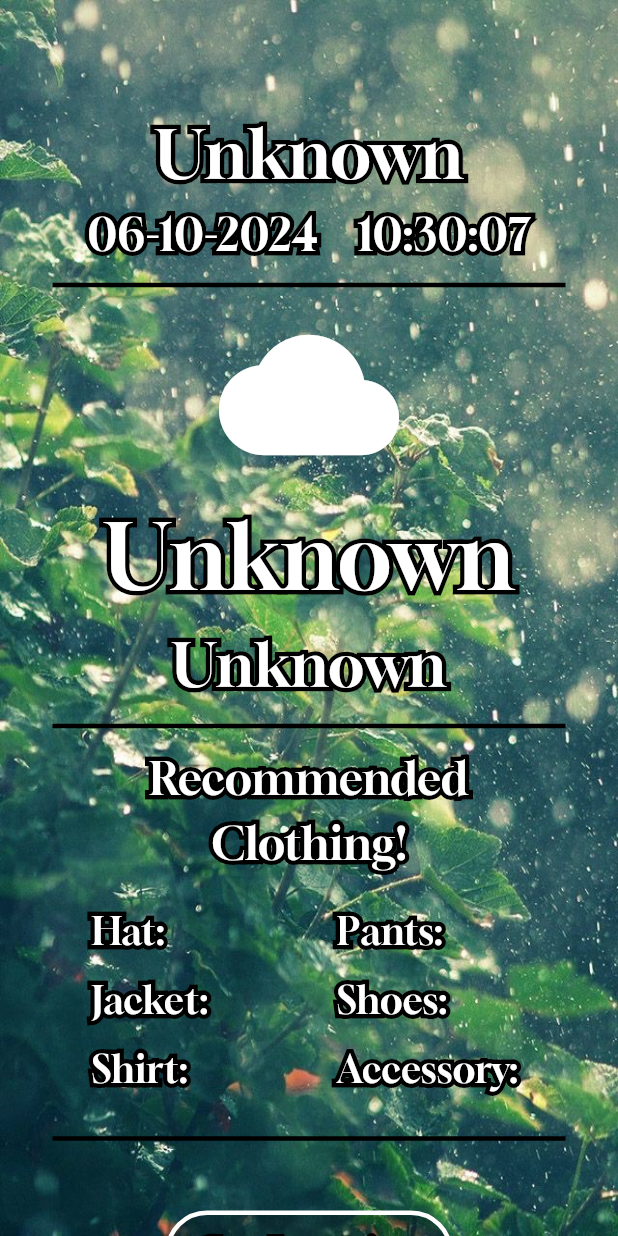
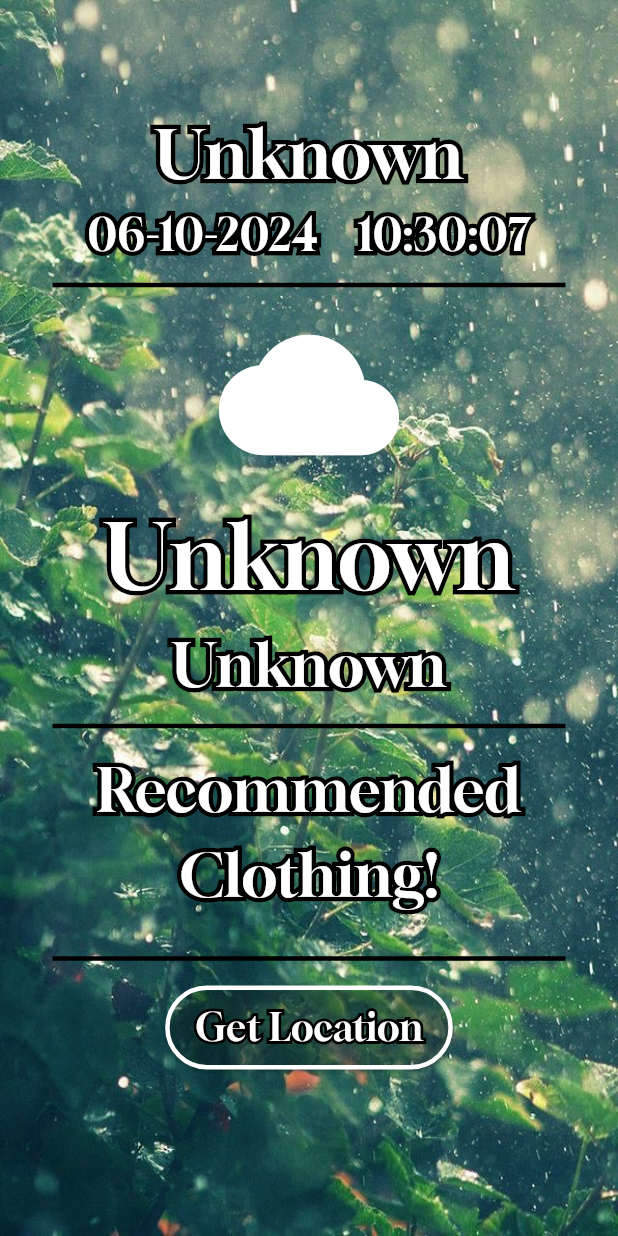
Before and after one commit to xp-squared/Weather-Wardrobe-App, a Flutter app: the screen it shows after launch, on a phone screen of 412 x 824 dp. Run offline on Flutter 3.47's test engine with Material 3 defaults, Android fonts, the phone set to English and light mode, and no system bars; our stand-ins replace geocoding, geolocator; missing offline and left inert: weatherapi.

Commit message:
Recommends clothing based on weather and temp as well I reworked some of the design and code so it will just display everything under recommended clothing instead of being a weirdly formatted list like "Hat: "

```diff
--- a/lib/main.dart
+++ b/lib/main.dart
@@ -58,12 +58,10 @@ positioning, and sizing widgets. These are widgets that can contain multiple chi
 ************************************************************************************************************
 Implementation Notes:
 
-- When different location time changes possibly?
+- When different location time changes based on their time zone.
 - Add error handling
 - Weather Icon changing on the weather
-- Clothing recommendations changing on weather
 - ADD CONSTRAINTS TO CURRENT LOCATION AS IT WILL GO OFF SCREEN FOR LONG LOCATIONS
-- Background changes based on time of day
 - Finish read me page on github
 
 *************************************************************************************************************
@@ -89,8 +87,53 @@ class _MyHomePageState extends State<MyHomePage> {
   String _currentCity = 'Unknown';
   String _currentWeather = 'Unknown';
   String _currentTemperature = 'Unknown';
-  String _bgImage = 'Unknown';
+  String _bgImage = 'Background3.png'; // always will be 3 if error occurs
   WeatherRequest wr = WeatherRequest('2b3bb4cc90be49ecaab174621243105');
+  List<String> _recommendedClothing = [];
+
+static final Map<String, Map<String, List<String>>> _clothingRecommendations = {
+    'Sunny': {
+      'freezing': ['Heavy coat', 'Warm pants', 'Boots'],
+      'chilly': ['Jacket', 'Long pants', 'Closed shoes'],
+      'cool': ['Light jacket', 'Jeans', 'Sneakers'],
+      'warm': ['T-shirt', 'Shorts', 'Sandals'],
+      'hot': ['Tank top', 'Shorts', 'Flip-flops'],
+    },
+    'Partly cloudy': {
+      'freezing': ['Heavy coat', 'Warm pants', 'Boots'],
+      'chilly': ['Jacket', 'Long pants', 'Closed shoes'],
+      'cool': ['Light jacket', 'Jeans', 'Sneakers'],
+      'warm': ['Short Sleeve T-shirt', 'Shorts', 'Sandals'],
+      'hot': ['Tank top', 'Shorts', 'Flip-flops'],
+    },
+    'Rain': {
+      'freezing': ['Raincoat', 'Waterproof pants', 'Boots'],
+      'chilly': ['Raincoat', 'Waterproof shoes', 'Umbrella'],
+      'cool': ['Light rain jacket', 'Waterproof shoes', 'Umbrella'],
+      'warm': ['Light rain jacket', 'Shorts', 'Waterproof sandals'],
+      'hot': ['Raincoat', 'Shorts', 'Waterproof sandals'],
+    },
+    // ADD MORE CONDITIONS THERE IS A LOT OF WEATHER
+  };
+
+  String _getTemperatureRange(String temp) {
+    double tempF = double.parse(temp.replaceAll('°', ''));
+    if (tempF < 32) {
+      return 'freezing';
+    }
+    else if (tempF < 50) {
+      return 'chilly';
+    }
+    else if (tempF < 65) {
+      return 'cool';
+    }
+    else if (tempF < 90) {
+      return 'warm';
+    }
+     else {
+      return 'hot';
+    }
+  }
 
 
  // extending stateless widget class in flutter
@@ -200,7 +243,7 @@ class _MyHomePageState extends State<MyHomePage> {
     else if (18 <= hour && hour < 21) {
       _bgImage = 'Background4.jpeg';
     }
-    else if (0 <= hour && hour < 24) {
+    else if (21 <= hour && hour < 24) {
       _bgImage = 'Background6.jpeg';
     }
 
@@ -411,7 +454,7 @@ class _MyHomePageState extends State<MyHomePage> {
                             'Recommended Clothing!',
                             style: TextStyle(
                             fontFamily: 'Gloock',
-                            fontSize: 30,
+                            fontSize: 40,
                             foreground: Paint()
                               ..style = PaintingStyle.stroke
                               ..strokeWidth = 6
@@ -426,7 +469,7 @@ class _MyHomePageState extends State<MyHomePage> {
                               'Recommended Clothing!',
                               style: TextStyle(
                               fontFamily: 'Gloock',
-                              fontSize: 30,
+                              fontSize: 40,
                               color: Colors.white,
                               ),
                             )
@@ -437,20 +480,21 @@ class _MyHomePageState extends State<MyHomePage> {
                     ),
                   ]
                 ),
-                SizedBox(height: 20),
+                SizedBox(height: 10),
                 Row(
                   mainAxisAlignment: MainAxisAlignment.center,
                   mainAxisSize: MainAxisSize.max,
                   crossAxisAlignment: CrossAxisAlignment.start,
                   children: <Widget> [
                     Column(
-                        crossAxisAlignment: CrossAxisAlignment.start,
+                        crossAxisAlignment: CrossAxisAlignment.center,
                         children: <Widget> [
+                        for (int i = 0; i < _recommendedClothing.length; i++) ...[
                           Stack(
                           children: <Widget> [
                             Text(
                             textAlign: TextAlign.left,
-                            'Hat: ',
+                            _recommendedClothing[i],
                             style: TextStyle(
                             fontFamily: 'Gloock',
                             fontSize: 25,
@@ -462,163 +506,31 @@ class _MyHomePageState extends State<MyHomePage> {
                             ),
                             Text(
                               textAlign: TextAlign.left,
-                              'Hat: ',
+                              _recommendedClothing[i],
                               style: TextStyle(
                               fontFamily: 'Gloock',
                               fontSize: 25,
                               color: Colors.white,
                               ),
                             ),
-                          ]
-                        ),
-                        SizedBox(height: 10),
-                        Stack(
-                          children: <Widget> [
-                            Text(
-                            textAlign: TextAlign.left,
-                            'Jacket: ',
-                            style: TextStyle(
-                            fontFamily: 'Gloock',
-                            fontSize: 25,
-                            foreground: Paint()
-                              ..style = PaintingStyle.stroke
-                              ..strokeWidth = 6
-                              ..color = Colors.black,
-                              )
-                            ),
-                            Text(
-                              textAlign: TextAlign.left,
-                              'Jacket: ',
-                              style: TextStyle(
-                              fontFamily: 'Gloock',
-                              fontSize: 25,
-                              color: Colors.white,
-                              ),
-                            ),
-                          ]
-                        ),
-                        SizedBox(height: 10),
-                        Stack(
-                          children: <Widget> [
-                            Text(
-                            textAlign: TextAlign.left,
-                            'Shirt: ',
-                            style: TextStyle(
-                            fontFamily: 'Gloock',
-                            fontSize: 25,
-                            foreground: Paint()
-                              ..style = PaintingStyle.stroke
-                              ..strokeWidth = 6
-                              ..color = Colors.black,
-                              )
-                            ),
-                            Text(
-                              textAlign: TextAlign.left,
-                              'Shirt: ',
-                              style: TextStyle(
-                              fontFamily: 'Gloock',
-                              fontSize: 25,
-                              color: Colors.white,
-                              ),
-                            ),
+                            SizedBox(height: 5),
+
                           ]
                         ),
                         ]
-                      ),
-                      SizedBox(width: 80),
-                       Column(
-                        crossAxisAlignment: CrossAxisAlignment.start,
-                        children: <Widget> [
-                        Stack(
-                          children: <Widget> [
-                            Text(
-                            textAlign: TextAlign.left,
-                            'Pants: ',
-                            style: TextStyle(
-                            fontFamily: 'Gloock',
-                            fontSize: 25,
-                            foreground: Paint()
-                              ..style = PaintingStyle.stroke
-                              ..strokeWidth = 6
-                              ..color = Colors.black,
-                              )
-                            ),
-                            Text(
-                              textAlign: TextAlign.left,
-                              'Pants: ',
-                              style: TextStyle(
-                              fontFamily: 'Gloock',
-                              fontSize: 25,
-                              color: Colors.white,
-                              ),
-                            ),
                       ]
                       ),
-                        SizedBox(height: 10),
-                        Stack(
-                          children: <Widget> [
-                            Text(
-                            textAlign: TextAlign.left,
-                            'Shoes: ',
-                            style: TextStyle(
-                            fontFamily: 'Gloock',
-                            fontSize: 25,
-                            foreground: Paint()
-                              ..style = PaintingStyle.stroke
-                              ..strokeWidth = 6
-                              ..color = Colors.black,
-                              )
-                            ),
-                            Text(
-                              textAlign: TextAlign.left,
-                              'Shoes: ',
-                              style: TextStyle(
-                              fontFamily: 'Gloock',
-                              fontSize: 25,
-                              color: Colors.white,
-                              ),
-                            ),
+
                   ]
                 ),
-                        SizedBox(height: 10),
-                        Stack(
-                          children: <Widget> [
-                            Text(
-                            textAlign: TextAlign.left,
-                            // accessorys like umbrellas etc
-                            'Accessory: ',
-                            style: TextStyle(
-                            fontFamily: 'Gloock',
-                            fontSize: 25,
-                            foreground: Paint()
-                              ..style = PaintingStyle.stroke
-                              ..strokeWidth = 6
-                              ..color = Colors.black,
-                              )
-                            ),
-                            Text(
-                              textAlign: TextAlign.left,
-                              'Accessory: ',
-                              style: TextStyle(
-                              fontFamily: 'Gloock',
-                              fontSize: 25,
-                              color: Colors.white,
-                              ),
-                            ),
-                          ]
-                        ),
-                      ]
-                      ),
-                  ]
-                ),
-                const SizedBox(height: 20),
+                const SizedBox(height: 10),
                 const  Divider(
                   color: Colors.black,
                   thickness: 3,
                   indent: 35,
                   endIndent: 35,
                 ),
-                const SizedBox(height: 40),
+                const SizedBox(height: 10),
                 ElevatedButton(
                   style: ElevatedButton.styleFrom(
                     side: BorderSide(width: 3.0, color: Colors.white),
@@ -626,15 +538,16 @@ class _MyHomePageState extends State<MyHomePage> {
                     backgroundColor: Colors.transparent,
                   ),
                   onPressed: () async {
-                      // Functionality to get location will be added here later
                     try {
                       String cityAndState = await _getCurrentCityAndState();
                       String locationsWeather = await _getLocationWeather();
                       String temperature = await _getTemperature();
+                      String tempRange = _getTemperatureRange(temperature);
                       setState(() {
                         _currentCity = cityAndState;
                         _currentWeather = locationsWeather;
                         _currentTemperature = temperature;
+                        _recommendedClothing = _clothingRecommendations[_currentWeather]?[tempRange] ?? [];
                       });
                     } catch (e) {
                       print(e);
```
Lines whose indentation alone changed are shown as unchanged.
